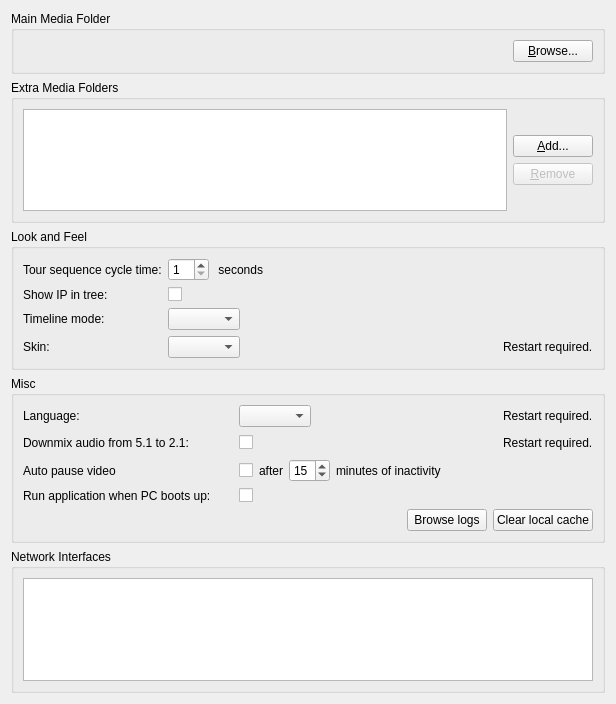
Qt form client/src/ui/widgets/settings/general_preferences_widget.ui (networkoptix/nx_open) before a commit.
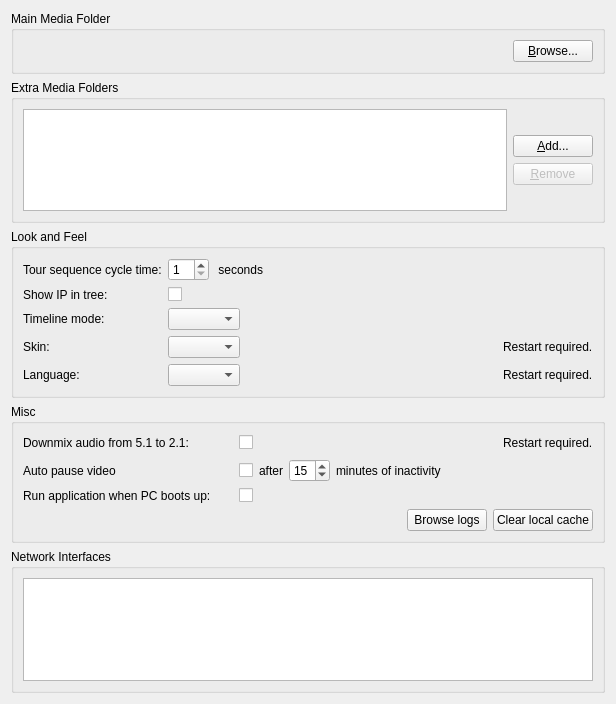
The same form after that commit.

Commit message:
User Manual
<==== Mercurial data ====>
Branch: release_2.2

What changed in the file:
```diff
--- a/client/src/ui/widgets/settings/general_preferences_widget.ui
+++ b/client/src/ui/widgets/settings/general_preferences_widget.ui
@@ -200,13 +200,6 @@
         </item>
        </layout>
       </item>
-      <item row="3" column="0">
-       <widget class="QLabel" name="skinLabel">
-        <property name="text">
-         <string>Skin:</string>
-        </property>
-       </widget>
-      </item>
       <item row="3" column="1">
        <layout class="QHBoxLayout" name="horizontalLayout_9">
         <item>
@@ -234,19 +227,34 @@
         </item>
        </layout>
       </item>
-     </layout>
-    </widget>
-   </item>
-   <item>
-    <widget class="QGroupBox" name="miscGroupBox">
-     <property name="title">
-      <string>Misc</string>
-     </property>
-     <layout class="QFormLayout" name="formLayout_2">
-      <property name="fieldGrowthPolicy">
-       <enum>QFormLayout::AllNonFixedFieldsGrow</enum>
-      </property>
-      <item row="0" column="0">
+      <item row="4" column="1">
+       <layout class="QHBoxLayout" name="horizontalLayout_7">
+        <item>
+         <widget class="QComboBox" name="languageComboBox"/>
+        </item>
+        <item>
+         <spacer name="horizontalSpacer_3">
+          <property name="orientation">
+           <enum>Qt::Horizontal</enum>
+          </property>
+          <property name="sizeHint" stdset="0">
+           <size>
+            <width>40</width>
+            <height>20</height>
+           </size>
+          </property>
+         </spacer>
+        </item>
+        <item>
+         <widget class="QLabel" name="languageWarningLabel">
+          <property name="text">
+           <string>Restart required.</string>
+          </property>
+         </widget>
+        </item>
+       </layout>
+      </item>
+      <item row="4" column="0">
        <widget class="QLabel" name="languageLabel">
         <property name="sizePolicy">
          <sizepolicy hsizetype="Preferred" vsizetype="Preferred">
@@ -256,7 +264,7 @@
         </property>
         <property name="minimumSize">
          <size>
-          <width>210</width>
+          <width>0</width>
           <height>0</height>
          </size>
         </property>
@@ -268,33 +276,25 @@
         </property>
        </widget>
       </item>
-      <item row="0" column="1">
-       <layout class="QHBoxLayout" name="horizontalLayout_7">
-        <item>
-         <widget class="QComboBox" name="languageComboBox"/>
-        </item>
-        <item>
-         <spacer name="horizontalSpacer_3">
-          <property name="orientation">
-           <enum>Qt::Horizontal</enum>
-          </property>
-          <property name="sizeHint" stdset="0">
-           <size>
-            <width>40</width>
-            <height>20</height>
-           </size>
-          </property>
-         </spacer>
-        </item>
-        <item>
-         <widget class="QLabel" name="languageWarningLabel">
-          <property name="text">
-           <string>Restart required.</string>
-          </property>
-         </widget>
-        </item>
-       </layout>
+      <item row="3" column="0">
+       <widget class="QLabel" name="skinLabel">
+        <property name="text">
+         <string>Skin:</string>
+        </property>
+       </widget>
       </item>
+     </layout>
+    </widget>
+   </item>
+   <item>
+    <widget class="QGroupBox" name="miscGroupBox">
+     <property name="title">
+      <string>Misc</string>
+     </property>
+     <layout class="QFormLayout" name="formLayout_2">
+      <property name="fieldGrowthPolicy">
+       <enum>QFormLayout::AllNonFixedFieldsGrow</enum>
+      </property>
       <item row="1" column="0">
        <widget class="QLabel" name="label_4">
         <property name="sizePolicy">
```
The commit also changes 2 other files.
